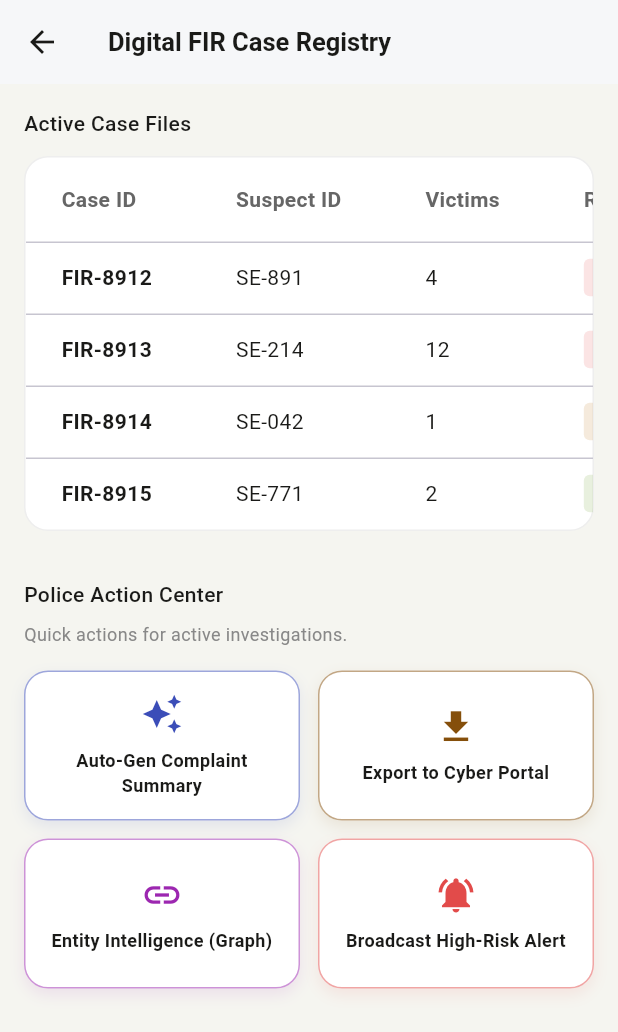
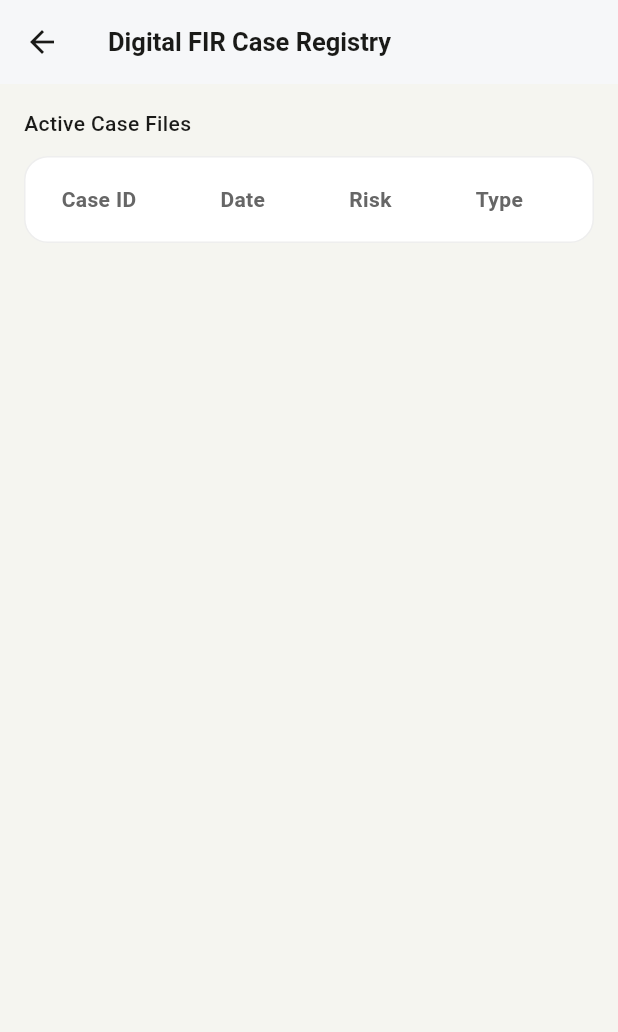
Before and after one commit to Nav-0019/Criminal_Investigation_PS, a Flutter app: the PoliceCaseRegistryScreen screen opened directly, on a phone screen of 412 x 824 dp. Shown: the top 1032 px of the screen. Run offline on Flutter 3.47's test engine with Material 3 defaults, Android fonts, the phone set to English and light mode, and no system bars; our stand-ins replace file_picker, fl_chart, flutter_map, geocoding, geolocator, latlong2 and 6 more; missing offline and left inert: record; accounts and stored records are empty.

Commit message:
Removed fake data in Police dashboards, populated with real local history, and removed over-complex features

```diff
--- a/frontend/lib/screens/police_case_registry_screen.dart
+++ b/frontend/lib/screens/police_case_registry_screen.dart
@@ -1,5 +1,7 @@
 import 'package:flutter/material.dart';
+import 'package:intl/intl.dart';
 import '../theme/app_theme.dart';
+import '../services/history_service.dart';
 
 class PoliceCaseRegistryScreen extends StatefulWidget {
   @override
@@ -7,41 +9,24 @@ class PoliceCaseRegistryScreen extends StatefulWidget {
 }
 
 class _PoliceCaseRegistryScreenState extends State<PoliceCaseRegistryScreen> {
-  // Mock Data for the Registry
-  final List<Map<String, dynamic>> _cases = [
-    {
-      'caseId': 'FIR-8912',
-      'suspectId': 'SE-891',
-      'victims': 4,
-      'risk': 'HIGH',
-      'status': 'Open',
-      'location': 'Bangalore',
-    },
-    {
-      'caseId': 'FIR-8913',
-      'suspectId': 'SE-214',
-      'victims': 12,
-      'risk': 'HIGH',
-      'status': 'Under Review',
-      'location': 'Mumbai',
-    },
-    {
-      'caseId': 'FIR-8914',
-      'suspectId': 'SE-042',
-      'victims': 1,
-      'risk': 'MEDIUM',
-      'status': 'Open',
-      'location': 'Delhi',
-    },
-    {
-      'caseId': 'FIR-8915',
-      'suspectId': 'SE-771',
-      'victims': 2,
-      'risk': 'LOW',
-      'status': 'Closed',
-      'location': 'Chennai',
-    },
-  ];
+  List<HistoryItem> _cases = [];
+
+  @override
+  void initState() {
+    super.initState();
+    _loadData();
+  }
+
+  Future<void> _loadData() async {
+    final items = await HistoryService.getHistory();
+    // Only show High and Medium risk as active cases
+    final filtered = items.where((i) => i.risk == 'HIGH' || i.risk == 'MEDIUM').toList();
+    if (mounted) {
+      setState(() {
+        _cases = filtered;
+      });
+    }
+  }
 
   Color _getRiskColor(String risk) {
     if (risk == 'HIGH') return AppColors.highRed;
@@ -84,38 +69,40 @@ class _PoliceCaseRegistryScreenState extends State<PoliceCaseRegistryScreen> {
                   dataTextStyle: TextStyle(color: AppColors.textDark),
                   columns: const [
                     DataColumn(label: Text('Case ID')),
-                    DataColumn(label: Text('Suspect ID')),
-                    DataColumn(label: Text('Victims')),
+                    DataColumn(label: Text('Date')),
                     DataColumn(label: Text('Risk')),
-                    DataColumn(label: Text('Status')),
+                    DataColumn(label: Text('Type')),
                     DataColumn(label: Text('Location')),
                     DataColumn(label: Text('Actions')),
                   ],
                   rows: _cases.map((c) {
+                    final dateObj = DateTime.fromMillisecondsSinceEpoch(c.timestamp);
+                    final caseId = 'FIR-${c.timestamp.toString().length > 5 ? c.timestamp.toString().substring(5) : c.timestamp}';
+                    final dateStr = DateFormat('MMM d, yyyy').format(dateObj);
+                    final typeStr = c.keyword.isNotEmpty ? c.keyword : 'Unknown';
+                    final locStr = c.location.isNotEmpty ? c.location : 'Unknown';
+
                     return DataRow(
                       cells: [
-                        DataCell(Text(c['caseId'], style: TextStyle(fontWeight: FontWeight.bold))),
-                        DataCell(Text(c['suspectId'])),
-                        DataCell(Text(c['victims'].toString())),
+                        DataCell(Text(caseId, style: TextStyle(fontWeight: FontWeight.bold))),
+                        DataCell(Text(dateStr)),
                         DataCell(
                           Container(
                             padding: EdgeInsets.symmetric(horizontal: 8, vertical: 4),
                             decoration: BoxDecoration(
-                              color: _getRiskColor(c['risk']).withOpacity(0.15),
+                              color: _getRiskColor(c.risk).withOpacity(0.15),
                               borderRadius: BorderRadius.circular(4),
                             ),
-                            child: Text(c['risk'], style: TextStyle(color: _getRiskColor(c['risk']), fontSize: 12, fontWeight: FontWeight.bold)),
+                            child: Text(c.risk, style: TextStyle(color: _getRiskColor(c.risk), fontSize: 12, fontWeight: FontWeight.bold)),
                           ),
                         ),
-                        DataCell(
-                          Text(c['status'], style: TextStyle(color: _getStatusColor(c['status']), fontWeight: FontWeight.w600)),
-                        ),
-                        DataCell(Text(c['location'])),
+                        DataCell(Text(typeStr, style: TextStyle(color: AppColors.textMid))),
+                        DataCell(Text(locStr)),
                         DataCell(
                           IconButton(
                             icon: Icon(Icons.picture_as_pdf, color: AppColors.primary),
                             onPressed: () {
-                              ScaffoldMessenger.of(context).showSnackBar(SnackBar(content: Text('Generating FIR-ready PDF for ${c['caseId']}...')));
+                              ScaffoldMessenger.of(context).showSnackBar(SnackBar(content: Text('Generating FIR-ready PDF for $caseId...')));
                             },
                           ),
                         ),
@@ -127,67 +114,10 @@ class _PoliceCaseRegistryScreenState extends State<PoliceCaseRegistryScreen> {
             ),
 
             SizedBox(height: 32),
-
-            Text('Police Action Center', style: AppTextStyles.subtitle),
-            SizedBox(height: 8),
-            Text('Quick actions for active investigations.', style: AppTextStyles.caption),
-            SizedBox(height: 16),
-
-            Row(
-              children: [
-                Expanded(child: _buildActionButton(Icons.auto_awesome, 'Auto-Gen Complaint Summary', AppColors.primary)),
-                SizedBox(width: 12),
-                Expanded(child: _buildActionButton(Icons.file_download, 'Export to Cyber Portal', AppColors.medAmberDark)),
-              ],
-            ),
-            SizedBox(height: 12),
-            Row(
-              children: [
-                Expanded(child: _buildActionButton(Icons.link, 'Entity Intelligence (Graph)', Colors.purple)),
-                SizedBox(width: 12),
-                Expanded(child: _buildActionButton(Icons.notifications_active, 'Broadcast High-Risk Alert', AppColors.highRed)),
-              ],
-            ),
-            SizedBox(height: 32),
           ],
         ),
       ),
     );
   }
 
-  Widget _buildActionButton(IconData icon, String label, Color color) {
-    return GestureDetector(
-      onTap: () {
-        ScaffoldMessenger.of(context).showSnackBar(SnackBar(content: Text('Action: $label initiated.')));
-      },
-      child: Container(
-        height: 100,
-        padding: EdgeInsets.all(12),
-        decoration: BoxDecoration(
-          color: AppColors.surface,
-          borderRadius: BorderRadius.circular(16),
-          border: Border.all(color: color.withOpacity(0.5)),
-          boxShadow: [
-            BoxShadow(
-              color: color.withOpacity(0.1),
-              blurRadius: 8,
-              offset: Offset(0, 4),
-            )
-          ],
-        ),
-        child: Column(
-          mainAxisAlignment: MainAxisAlignment.center,
-          children: [
-            Icon(icon, color: color, size: 28),
-            SizedBox(height: 8),
-            Text(
-              label,
-              textAlign: TextAlign.center,
-              style: TextStyle(fontSize: 12, fontWeight: FontWeight.bold, color: AppColors.textDark),
-            ),
-          ],
-        ),
-      ),
-    );
-  }
 }
```
Also changed, not shown: frontend/lib/screens/police_dashboard_screen.dart (+38 -51 lines), 1 other file.
